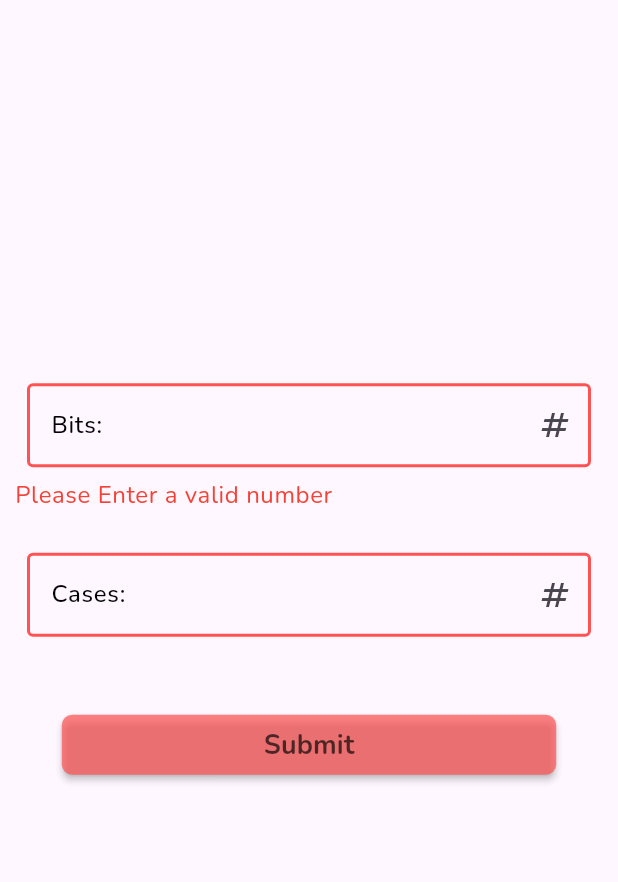
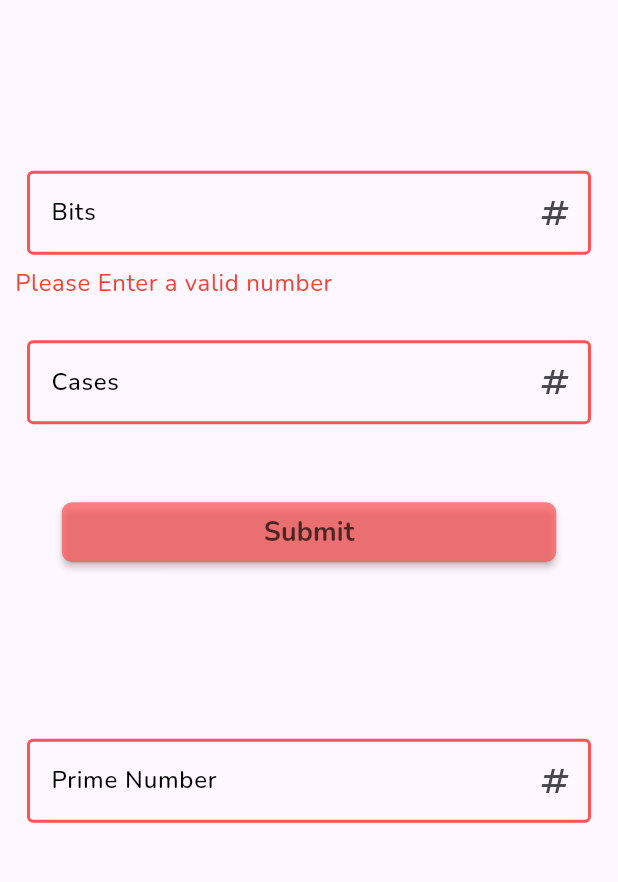
Before and after one commit to Ram3ez/CyberSec, a Flutter app: the PrimeGeneratorPage screen opened directly, after a tap on "Submit", on a phone screen of 412 x 824 dp, the part 84-966 px from its top. Run offline on Flutter 3.47's test engine with Material 3 defaults, Android fonts, the phone set to English and light mode, and no system bars; our stand-ins replace google_fonts; missing offline and left inert: encrypt; project files that could hold a hidden picture were left out.

Commit message:
updated prime generators output format

```diff
--- a/lib/main.dart
+++ b/lib/main.dart
@@ -8,7 +8,7 @@ import "package:google_fonts/google_fonts.dart";
 
 void main() {
   LicenseRegistry.addLicense(() async* {
-    final license = await rootBundle.loadString('google_fonts/OFL.txt');
+    final license = await rootBundle.loadString('assets/google_fonts/OFL.txt');
     yield LicenseEntryWithLineBreaks(['google_fonts'], license);
   });
 
--- a/lib/pages/prime_generator_page.dart
+++ b/lib/pages/prime_generator_page.dart
@@ -2,6 +2,7 @@ import 'package:cyber_sec/components/base_page.dart';
 import 'package:cyber_sec/components/custom_button.dart';
 import 'package:cyber_sec/components/custom_dialog.dart';
 import 'package:cyber_sec/components/custom_text_field.dart';
+import 'package:cyber_sec/functions/clipboard_function.dart';
 import 'package:cyber_sec/functions/prime_generator.dart';
 import 'package:flutter/material.dart';
 
@@ -15,6 +16,7 @@ class PrimeGeneratorPage extends StatefulWidget {
 class _PrimeGeneratorPageState extends State<PrimeGeneratorPage> {
   final TextEditingController bitsController = TextEditingController();
   final TextEditingController casesController = TextEditingController();
+  final TextEditingController primeController = TextEditingController();
   bool isError = false;
   bool submitted = false;
   bool isPrime = false;
@@ -46,7 +48,8 @@ class _PrimeGeneratorPageState extends State<PrimeGeneratorPage> {
         body: Column(
           mainAxisAlignment: MainAxisAlignment.center,
           children: [
-            CustomTextField(label: "Bits:", controller: bitsController),
+            Spacer(),
+            CustomTextField(label: "Bits", controller: bitsController),
             isError
                 ? Padding(
                   padding: const EdgeInsets.only(left: 10.0),
@@ -62,7 +65,7 @@ class _PrimeGeneratorPageState extends State<PrimeGeneratorPage> {
                 )
                 : SizedBox.shrink(),
             SizedBox(height: 20),
-            CustomTextField(label: "Cases:", controller: casesController),
+            CustomTextField(label: "Cases", controller: casesController),
 
             SizedBox(height: 40),
             CustomButton(
@@ -72,10 +75,12 @@ class _PrimeGeneratorPageState extends State<PrimeGeneratorPage> {
                   setState(() {
                     isError = true;
                     submitted = false;
+                    primeController.text = "";
                   });
                 } else {
                   setState(() {
                     isError = false;
+                    //primeController.text = "";
                   });
                   try {
                     prime = PrimeGenerator.generate(
@@ -86,17 +91,20 @@ class _PrimeGeneratorPageState extends State<PrimeGeneratorPage> {
                     );
                     setState(() {
                       submitted = true;
+                      primeController.text = prime.toString();
                     });
                   } catch (_) {
                     setState(() {
                       isError = true;
                       submitted = false;
+                      primeController.text = "";
                     });
                   }
                 }
               },
             ),
-            submitted
+
+            /* submitted
                 ? Padding(
                   padding: const EdgeInsets.all(20.0),
                   child: Text(
@@ -106,7 +114,16 @@ class _PrimeGeneratorPageState extends State<PrimeGeneratorPage> {
                     ).textTheme.titleSmall?.copyWith(color: Colors.green),
                   ),
                 )
-                : SizedBox.shrink(),
+                : SizedBox.shrink(), */
+            //SizedBox(height: 100),
+            Spacer(),
+            CustomTextField(
+              label: "Prime Number",
+              controller: primeController,
+              readOnly: true,
+              iconFunction: ClipboardFunction.copy(context, primeController),
+            ),
+            Spacer(flex: 2),
           ],
         ),
       ),
```
